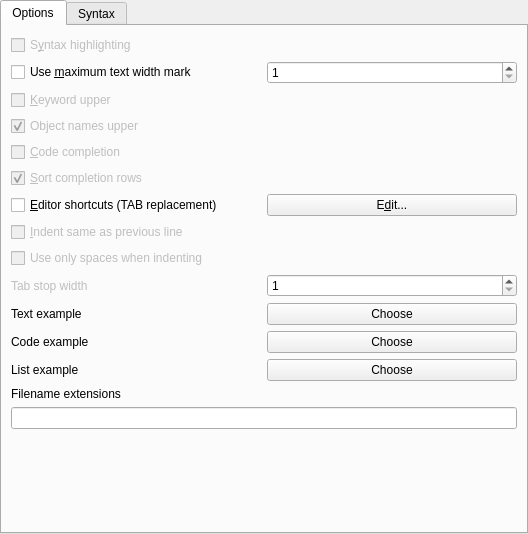
tora-tool/tora, file src/core/tosyntaxsetupui.ui: the form before one commit.
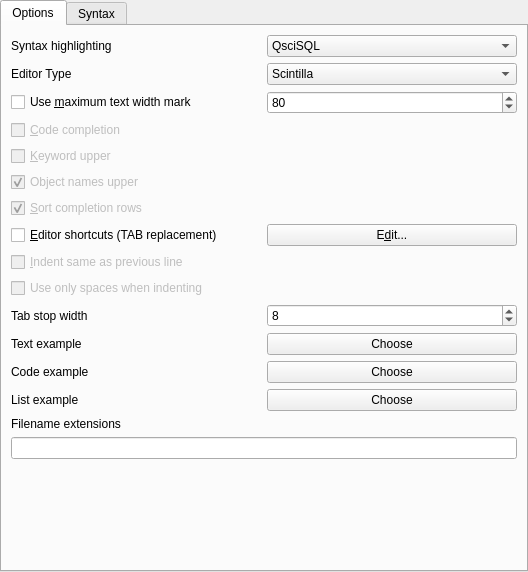
The form after the commit. Custom widgets are drawn as their Qt base class.

The edit to the form file:
```diff
--- a/src/core/tosyntaxsetupui.ui
+++ b/src/core/tosyntaxsetupui.ui
@@ -7,7 +7,7 @@
     <x>0</x>
     <y>0</y>
     <width>528</width>
-    <height>534</height>
+    <height>572</height>
    </rect>
   </property>
   <property name="windowTitle">
@@ -32,21 +32,56 @@
       <attribute name="title">
        <string>Options</string>
       </attribute>
-      <layout class="QVBoxLayout" name="verticalLayout_2">
-       <item>
         <layout class="QVBoxLayout" name="verticalLayout">
          <item>
-          <widget class="QCheckBox" name="SyntaxHighlighting">
-           <property name="enabled">
-            <bool>false</bool>
+        <layout class="QHBoxLayout" name="horizontalLayout_9">
+         <item>
+          <widget class="QLabel" name="label">
+           <property name="text">
+            <string>Syntax highlighting</string>
            </property>
-           <property name="toolTip">
-            <string>Enable syntax highlighting, or use simple text editor</string>
-           </property>
+          </widget>
+         </item>
+         <item>
+          <widget class="QComboBox" name="SyntaxHighlighting">
+           <item>
+            <property name="text">
+             <string extracomment="Use Scintilla native SQL Lexer">QsciSQL</string>
+            </property>
+           </item>
+           <item>
            <property name="text">
-            <string>S&amp;yntax highlighting</string>
-           </property>
+             <string extracomment="Use vendor specific SQL Lexer (if implemented)">Native</string>
+            </property>
+           </item>
           </widget>
+         </item>
+        </layout>
+       </item>
+       <item>
+        <layout class="QHBoxLayout" name="horizontalLayout_10">
+         <item>
+          <widget class="QLabel" name="EditorTypeLabel">
+           <property name="text">
+            <string>Editor Type</string>
+           </property>
+          </widget>
+         </item>
+         <item>
+          <widget class="QComboBox" name="EditorType">
+           <item>
+            <property name="text">
+             <string>Scintilla</string>
+            </property>
+           </item>
+           <item>
+            <property name="text">
+             <string>Em</string>
+            </property>
+           </item>
+          </widget>
+         </item>
+        </layout>
          </item>
          <item>
           <layout class="QHBoxLayout" name="horizontalLayout">
@@ -71,10 +106,26 @@
              <property name="maximum">
               <number>999999</number>
              </property>
+           <property name="value">
+            <number>80</number>
+           </property>
             </widget>
            </item>
           </layout>
          </item>
+       <item>
+        <widget class="QCheckBox" name="CodeCompletion">
+         <property name="enabled">
+          <bool>false</bool>
+         </property>
+         <property name="toolTip">
+          <string>Activate code completion in SQL editors. Not recommended on slow connections.</string>
+         </property>
+         <property name="text">
+          <string>&amp;Code completion</string>
+         </property>
+        </widget>
+       </item>
          <item>
           <widget class="QCheckBox" name="KeywordUpper">
            <property name="enabled">
@@ -104,19 +155,6 @@
            </property>
           </widget>
          </item>
-         <item>
-          <widget class="QCheckBox" name="CodeCompletion">
-           <property name="enabled">
-            <bool>false</bool>
-           </property>
-           <property name="toolTip">
-            <string>Activate code completion in SQL editors. Not recommended on slow connections.</string>
-           </property>
-           <property name="text">
-            <string>&amp;Code completion</string>
-           </property>
-          </widget>
-         </item>
          <item>
           <widget class="QCheckBox" name="CompletionSort">
            <property name="enabled">
@@ -180,10 +218,7 @@
          <item>
           <layout class="QHBoxLayout" name="horizontalLayout_6">
            <item>
-            <widget class="QLabel" name="TextLabel1_2">
-             <property name="enabled">
-              <bool>false</bool>
-             </property>
+          <widget class="QLabel" name="TabStopLabel">
              <property name="toolTip">
               <string>Number of character width of tabstops</string>
              </property>
@@ -206,6 +241,9 @@
              <property name="minimum">
               <number>1</number>
              </property>
+           <property name="value">
+            <number>8</number>
+           </property>
             </widget>
            </item>
           </layout>
@@ -294,14 +332,12 @@
            <property name="sizeHint" stdset="0">
             <size>
              <width>20</width>
-             <height>40</height>
+           <height>93</height>
             </size>
            </property>
           </spacer>
          </item>
         </layout>
-       </item>
-      </layout>
      </widget>
      <widget class="QWidget" name="SyntaxTab">
       <attribute name="title">
```
Left out of the diff: 35 changed lines with no effect on the pictures. Lines whose indentation alone changed are shown as unchanged.
